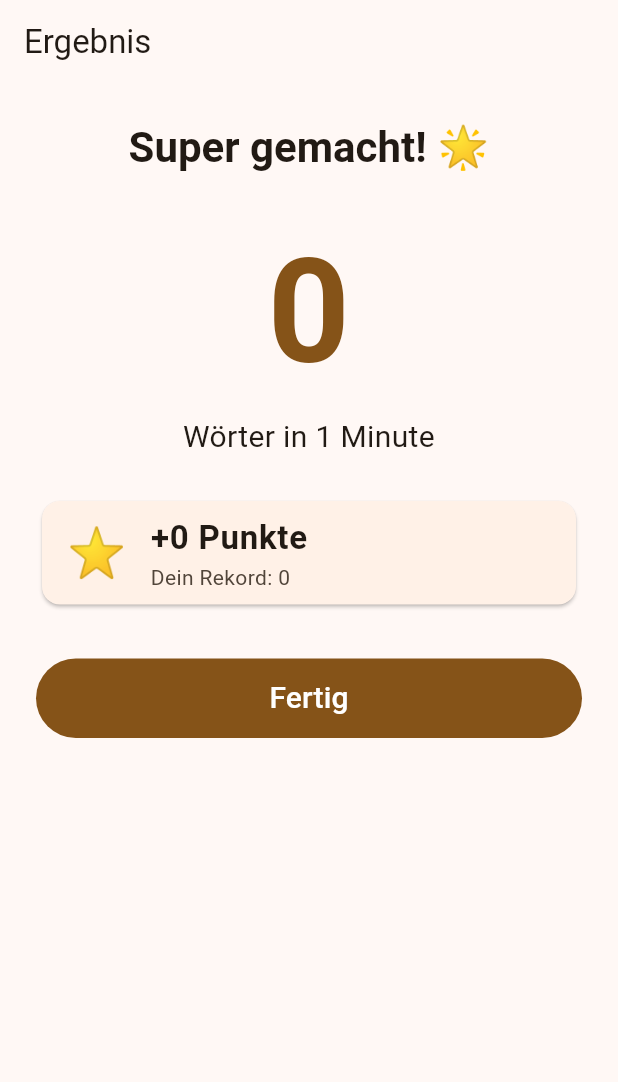
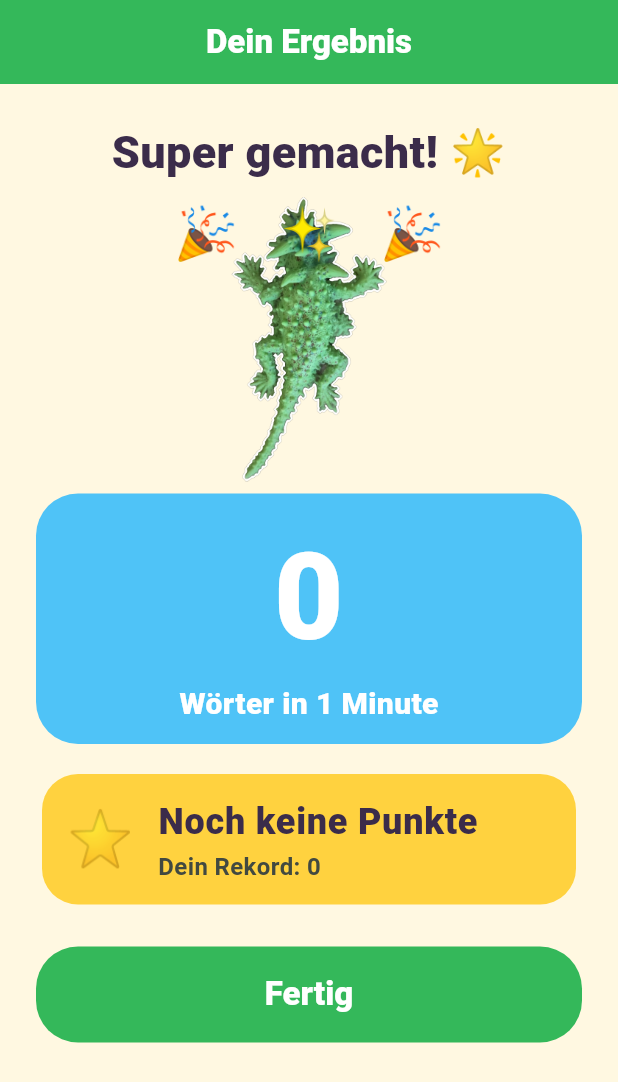
Before and after one commit to sulimanfarzat/lese_app, a Flutter app: the ResultScreen screen opened directly with empty values, on a phone screen of 412 x 824 dp. Shown: the top 1082 px of the screen. Run offline on Flutter 3.47's test engine with Material 3 defaults, Android fonts, the phone set to English and light mode, and no system bars; our stand-ins replace cloud_firestore, firebase_auth, firebase_core, speech_to_text, wakelock_plus; accounts and stored records are empty; network calls fail.

Commit message:
Kasem Lese App: Mikrofon-Wächter, Bildschirm bleibt an, Punkte ab Schwelle, kindliches Design, Echsen-Icon, fester Signaturschlüssel
Co-Authored-By: Claude Opus 5.5 <noreply@anthropic.com>
Claude-Session: https://claude.ai/code/session_01WoXEqzL47AwbNRTVzQbRKv

```diff
--- a/lib/screens/reading_screen.dart
+++ b/lib/screens/reading_screen.dart
@@ -1,6 +1,7 @@
 import 'dart:async';
 
 import 'package:flutter/material.dart';
+import 'package:wakelock_plus/wakelock_plus.dart';
 
 import '../models/models.dart';
 import '../services/firestore_service.dart';
@@ -34,6 +35,8 @@ class _ReadingScreenState extends State<ReadingScreen> {
   void initState() {
     super.initState();
     _counter.addListener(_onCounterChanged);
+    // Bildschirm bleibt an, solange dieser Bildschirm offen ist.
+    WakelockPlus.enable();
     _prepare();
   }
 
@@ -111,6 +114,7 @@ class _ReadingScreenState extends State<ReadingScreen> {
   @override
   void dispose() {
     _timer?.cancel();
+    WakelockPlus.disable();
     _counter.removeListener(_onCounterChanged);
     _counter.dispose();
     super.dispose();
--- a/lib/screens/result_screen.dart
+++ b/lib/screens/result_screen.dart
@@ -1,79 +1,118 @@
 import 'package:flutter/material.dart';
 
 import '../models/models.dart';
+import '../theme.dart';
 
 class ResultScreen extends StatelessWidget {
   const ResultScreen({super.key, required this.result});
 
   final SessionResult result;
 
+  bool get _reachedThreshold => result.words >= result.pointsThreshold;
+
   String get _praise {
     if (result.isNewRecord) return 'NEUER REKORD! 🏆';
-    if (result.words >= result.previousBest * 0.9) return 'Super gemacht! 🌟';
+    if (_reachedThreshold) return 'Super gemacht! 🌟';
     if (result.words > 0) return 'Gut gelesen! 👍';
-    return 'Ich habe nichts gehört 🙉 – lies lauter!';
+    return 'Ich habe nichts gehört 🙉\nLies lauter!';
   }
 
   @override
   Widget build(BuildContext context) {
-    final theme = Theme.of(context);
+    final missing = result.pointsThreshold - result.words;
     return Scaffold(
-      appBar: AppBar(title: const Text('Ergebnis')),
+      appBar: AppBar(title: const Text('Dein Ergebnis')),
       body: SafeArea(
         child: ListView(
           padding: const EdgeInsets.all(24),
           children: [
             Text(_praise,
                 textAlign: TextAlign.center,
-                style: theme.textTheme.headlineMedium
-                    ?.copyWith(fontWeight: FontWeight.bold)),
-            const SizedBox(height: 24),
-            Text('${result.words}',
-                textAlign: TextAlign.center,
-                style: TextStyle(
-                    fontSize: 96,
-                    fontWeight: FontWeight.bold,
-                    color: theme.colorScheme.primary)),
-            const Text('Wörter in 1 Minute',
-                textAlign: TextAlign.center, style: TextStyle(fontSize: 20)),
-            const SizedBox(height: 24),
+                style: const TextStyle(fontSize: 30, fontWeight: FontWeight.w900)),
+            const SizedBox(height: 8),
+            // Echse jubelt mit
+            Stack(
+              alignment: Alignment.center,
+              children: [
+                Image.asset('assets/kasem.png', height: 190),
+                if (result.isNewRecord || _reachedThreshold)
+                  const Positioned(
+                    top: 0,
+                    child: Text('🎉   ✨   🎉', style: TextStyle(fontSize: 34)),
+                  ),
+              ],
+            ),
+            const SizedBox(height: 8),
+            Container(
+              padding: const EdgeInsets.symmetric(vertical: 12),
+              decoration: BoxDecoration(
+                color: KasemColors.sky,
+                borderRadius: BorderRadius.circular(28),
+              ),
+              child: Column(
+                children: [
+                  Text('${result.words}',
+                      textAlign: TextAlign.center,
+                      style: const TextStyle(
+                          fontSize: 80, fontWeight: FontWeight.w900, color: Colors.white)),
+                  const Text('Wörter in 1 Minute',
+                      style: TextStyle(
+                          fontSize: 20, fontWeight: FontWeight.w800, color: Colors.white)),
+                ],
+              ),
+            ),
+            const SizedBox(height: 16),
             Card(
+              color: KasemColors.yellow,
               child: ListTile(
-                leading: const Text('⭐', style: TextStyle(fontSize: 32)),
-                title: Text('+${result.points} Punkte',
-                    style: const TextStyle(fontSize: 22, fontWeight: FontWeight.bold)),
-                subtitle: result.isNewRecord
-                    ? Text('inkl. Rekord-Bonus · alter Rekord: ${result.previousBest}')
-                    : Text('Dein Rekord: ${result.previousBest}'),
+                contentPadding: const EdgeInsets.symmetric(horizontal: 16, vertical: 6),
+                leading: const Text('⭐', style: TextStyle(fontSize: 36)),
+                title: Text(
+                  result.points > 0 ? '+${result.points} Punkte' : 'Noch keine Punkte',
+                  style: const TextStyle(fontSize: 24, fontWeight: FontWeight.w900),
+                ),
+                subtitle: Text(
+                  _reachedThreshold
+                      ? (result.isNewRecord
+                          ? 'mit Rekord-Bonus! Alter Rekord: ${result.previousBest}'
+                          : 'Dein Rekord: ${result.previousBest}')
+                      : (result.isNewRecord
+                          ? 'Rekord-Bonus! Noch $missing Wörter bis zu den Lese-Punkten.'
+                          : 'Noch $missing Wörter mehr – dann gibt es Punkte! 💪'),
+                  style: const TextStyle(fontSize: 16, fontWeight: FontWeight.w600),
+                ),
               ),
             ),
             if (result.newlyUnlocked.isNotEmpty) ...[
-              const SizedBox(height: 16),
+              const SizedBox(height: 12),
               Card(
-                color: theme.colorScheme.tertiaryContainer,
+                color: KasemColors.pink,
                 child: Padding(
                   padding: const EdgeInsets.all(16),
                   child: Column(
                     children: [
-                      const Text('🎉 Geschenk freigeschaltet! 🎉',
-                          style: TextStyle(fontSize: 22, fontWeight: FontWeight.bold)),
+                      const Text('🎁 Geschenk freigeschaltet! 🎁',
+                          style: TextStyle(
+                              fontSize: 22, fontWeight: FontWeight.w900, color: Colors.white)),
                       const SizedBox(height: 8),
                       for (final r in result.newlyUnlocked)
                         Text('${r.emoji} ${r.title}',
-                            style: const TextStyle(fontSize: 20)),
+                            style: const TextStyle(
+                                fontSize: 22, fontWeight: FontWeight.w800, color: Colors.white)),
                       const SizedBox(height: 8),
-                      const Text('Zeig das Mama oder Papa!'),
+                      const Text('Zeig das Mama oder Papa!',
+                          style: TextStyle(color: Colors.white, fontSize: 16)),
                     ],
                   ),
                 ),
               ),
             ],
-            const SizedBox(height: 32),
-            FilledButton(
-              onPressed: () => Navigator.of(context).pop(),
-              child: const Padding(
-                padding: EdgeInsets.all(12),
-                child: Text('Fertig', style: TextStyle(fontSize: 20)),
+            const SizedBox(height: 24),
+            SizedBox(
+              height: 64,
+              child: FilledButton(
+                onPressed: () => Navigator.of(context).pop(),
+                child: const Text('Fertig', style: TextStyle(fontSize: 22)),
               ),
             ),
           ],
```
Also changed, not shown: lib/main.dart (+3 -5 lines), lib/models/models.dart (+15 -0 lines), lib/screens/home_screen.dart (+74 -33 lines), lib/screens/parent_area_screen.dart (+50 -3 lines), lib/services/firestore_service.dart (+9 -6 lines), lib/services/word_counter.dart (+71 -51 lines), lib/theme.dart (added, +79 -0 lines), pubspec.yaml (+14 -2 lines), assets/icon.png (added), assets/icon_foreground.png (added), assets/kasem.png (added), 6 other files.
